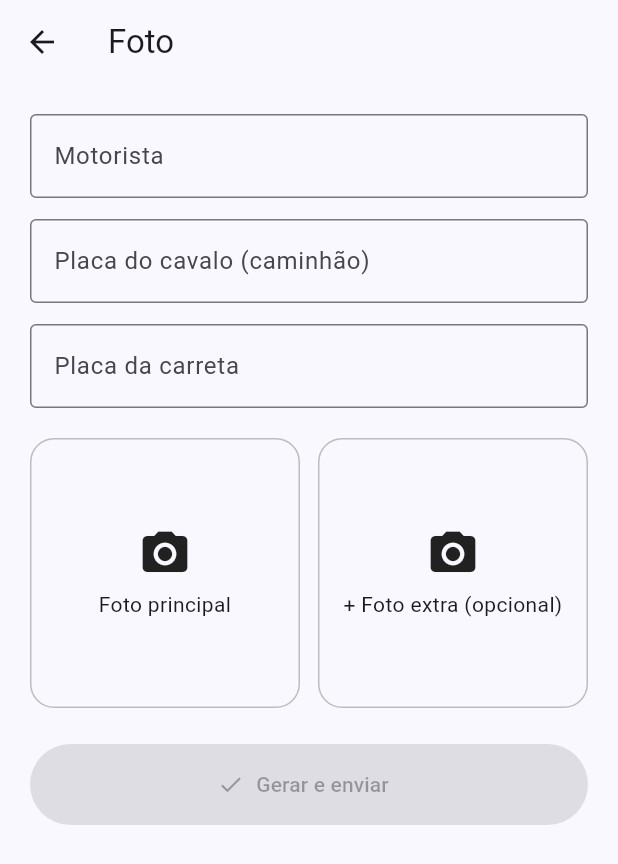
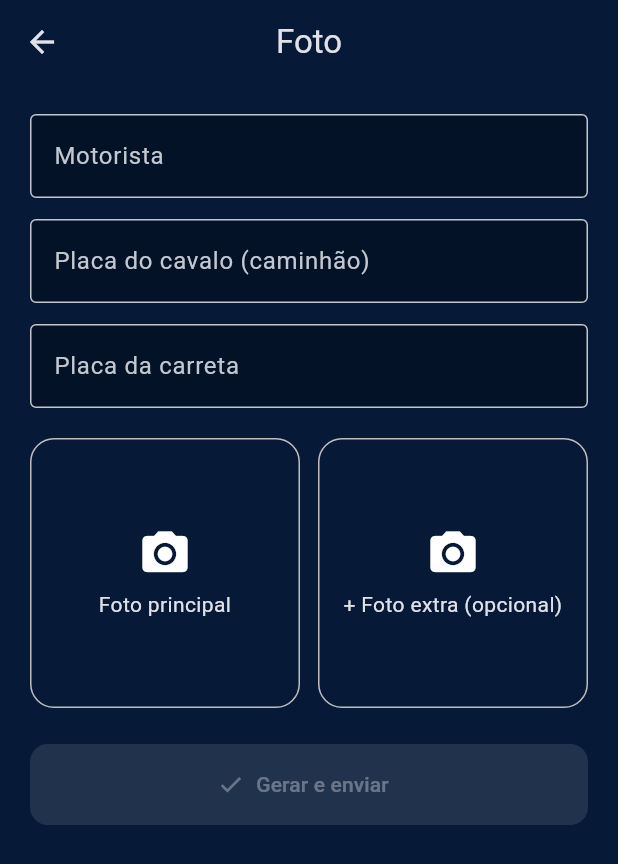
Before and after one commit to pablogalindo159/jotalle, a Flutter app: the screen it shows after launch, after a tap on "FOTO", on a phone screen of 412 x 824 dp. Shown: the top 864 px of the screen. Run offline on Flutter 3.47's test engine with Material 3 defaults, Android fonts, the phone set to English and light mode, and no system bars; our stand-ins replace connectivity_plus, geolocator, image_picker, open_filex, pdf, share_plus and 1 more; missing offline and left inert: cunning_document_scanner, gal.

Commit message:
App Android: visual igual ao do iPhone, versão 1.1.0 e assinatura fixa
Co-Authored-By: Claude Sonnet 5.5 <noreply@anthropic.com>
Claude-Session: https://claude.ai/code/session_014k5M63geF1BKdD88U3HBVN

```diff
--- a/app/lib/main.dart
+++ b/app/lib/main.dart
@@ -42,7 +42,23 @@ class _JotalleAppState extends State<JotalleApp> {
   Widget build(BuildContext context) => MaterialApp(
         title: 'Jotalle',
         debugShowCheckedModeBanner: false,
-        theme: ThemeData(colorSchemeSeed: const Color(0xFF0B5CFF), useMaterial3: true),
+        theme: ThemeData(
+          useMaterial3: true,
+          brightness: Brightness.dark,
+          colorSchemeSeed: const Color(0xFF3D8BD4),
+          scaffoldBackgroundColor: const Color(0xFF061A38),
+          appBarTheme: const AppBarTheme(backgroundColor: Color(0xFF061A38), elevation: 0, centerTitle: true),
+          inputDecorationTheme: InputDecorationTheme(
+            filled: true,
+            fillColor: Colors.black.withOpacity(.3),
+            border: OutlineInputBorder(borderRadius: BorderRadius.circular(10)),
+          ),
+          filledButtonTheme: FilledButtonThemeData(
+            style: FilledButton.styleFrom(
+                minimumSize: const Size.fromHeight(52),
+                shape: RoundedRectangleBorder(borderRadius: BorderRadius.circular(12))),
+          ),
+        ),
         home: HomeScreen(settings: widget.settings, fila: widget.fila),
       );
 }
--- a/app/lib/screens/home_screen.dart
+++ b/app/lib/screens/home_screen.dart
@@ -35,19 +35,24 @@ class _HomeScreenState extends State<HomeScreen> {
   Widget build(BuildContext context) {
     final pend = widget.fila.pendentes().length;
     return Scaffold(
-      appBar: AppBar(
-        title: const Text('Jotalle'),
-      ),
-      body: SafeArea(
-        child: Padding(
-          padding: const EdgeInsets.all(20),
-          child: Column(
-            children: [
-              Expanded(
+      body: Container(
+        decoration: const BoxDecoration(
+          gradient: LinearGradient(
+              begin: Alignment.topLeft, end: Alignment.bottomRight, colors: [Color(0xFF0A2A55), Color(0xFF061A38)]),
+        ),
+        child: SafeArea(
+          child: Padding(
+            padding: const EdgeInsets.fromLTRB(20, 12, 20, 20),
+            child: Column(
+              children: [
+                Image.asset('assets/logo.png', width: 200),
+                const SizedBox(height: 22),
+                Expanded(
                 child: _Botao(
                   icone: Icons.photo_camera,
                   texto: 'FOTO',
-                  cor: const Color(0xFF0B5CFF),
+                  cor: const Color(0xFF3D8BD4),
+                  cor2: const Color(0xFF2F74B8),
                   onTap: () => _abrir(PhotoScreen(settings: widget.settings, fila: widget.fila)),
                 ),
               ),
@@ -56,7 +61,8 @@ class _HomeScreenState extends State<HomeScreen> {
                 child: _Botao(
                   icone: Icons.document_scanner,
                   texto: 'DIGITALIZAR\nDOCUMENTO',
-                  cor: const Color(0xFF2E7D32),
+                  cor: const Color(0xFF3B9A5A),
+                  cor2: const Color(0xFF2E7D46),
                   onTap: () => _abrir(ScanScreen(settings: widget.settings, fila: widget.fila)),
                 ),
               ),
@@ -73,22 +79,30 @@ class _HomeScreenState extends State<HomeScreen> {
             ],
           ),
         ),
+        ),
       ),
     );
   }
 }
 
 class _Botao extends StatelessWidget {
-  const _Botao({required this.icone, required this.texto, required this.cor, required this.onTap});
+  const _Botao({required this.icone, required this.texto, required this.cor, required this.cor2, required this.onTap});
   final IconData icone;
   final String texto;
   final Color cor;
+  final Color cor2;
   final VoidCallback onTap;
 
   @override
-  Widget build(BuildContext context) => Material(
-        color: cor,
-        borderRadius: BorderRadius.circular(24),
+  Widget build(BuildContext context) => Container(
+        decoration: BoxDecoration(
+          borderRadius: BorderRadius.circular(22),
+          gradient: LinearGradient(begin: Alignment.topCenter, end: Alignment.bottomCenter, colors: [cor, cor2]),
+          boxShadow: const [BoxShadow(color: Colors.black38, blurRadius: 24, offset: Offset(0, 10))],
+        ),
+        child: Material(
+        color: Colors.transparent,
+        borderRadius: BorderRadius.circular(22),
         child: InkWell(
           borderRadius: BorderRadius.circular(24),
           onTap: onTap,
@@ -105,5 +119,6 @@ class _Botao extends StatelessWidget {
             ),
           ),
         ),
+        ),
       );
 }
--- a/app/pubspec.yaml
+++ b/app/pubspec.yaml
@@ -1,7 +1,7 @@
 name: jotalle
 description: Registro de fotos de caminhão e digitalização de documentos.
 publish_to: 'none'
-version: 1.0.0+1
+version: 1.1.0+2
 
 environment:
   sdk: ^3.5.0
@@ -29,4 +29,6 @@ dev_dependencies:
   flutter_lints: ^5.0.0
 
 flutter:
+  assets:
+    - assets/logo.png
   uses-material-design: true
```
Also changed, not shown: app/assets/logo.png (added), 3 other files.
